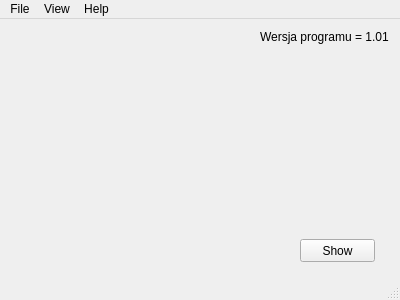
First picture: the form in mwdDiopomat.ui, repository PawelDarlak/DiopomatCalc, before the edit.
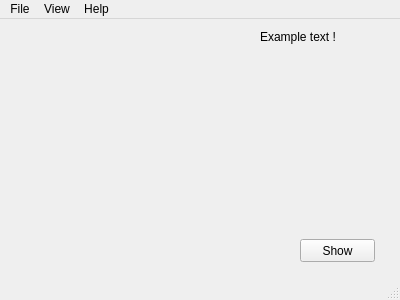
Second picture: the form after the edit. Icons and pictures are not drawn.

```diff
--- a/mwdDiopomat.ui
+++ b/mwdDiopomat.ui
@@ -71,7 +71,7 @@
      </rect>
     </property>
     <property name="text">
-     <string>Wersja programu = 1.01</string>
+     <string>Example text !</string>
     </property>
    </widget>
   </widget>
```
